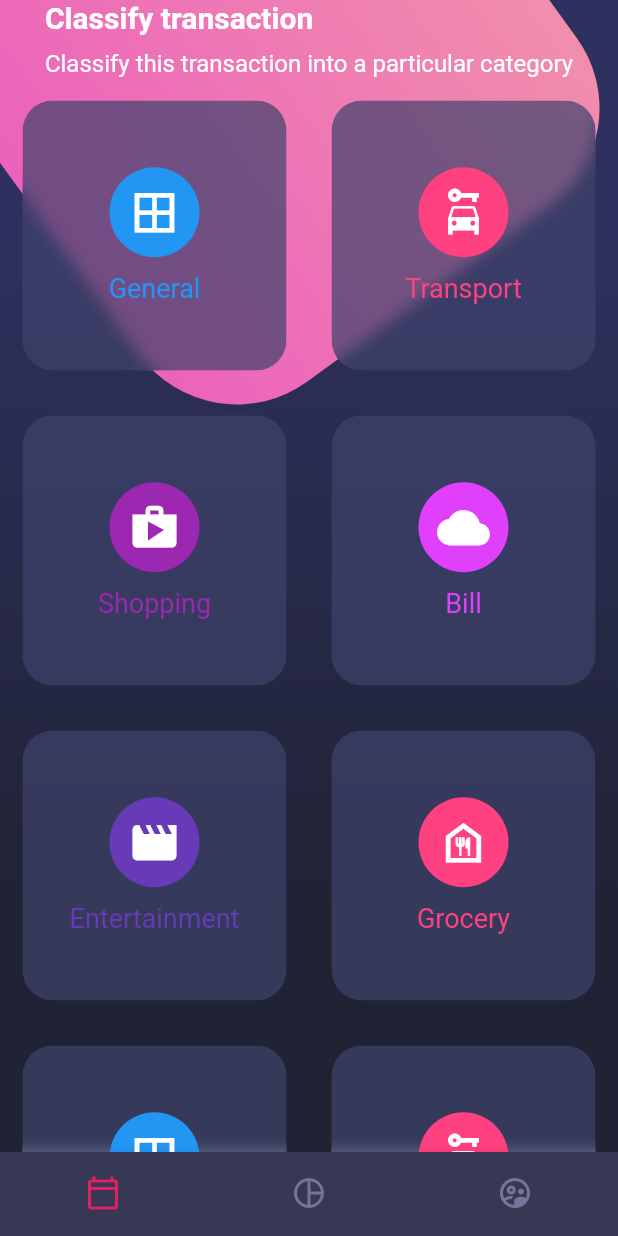
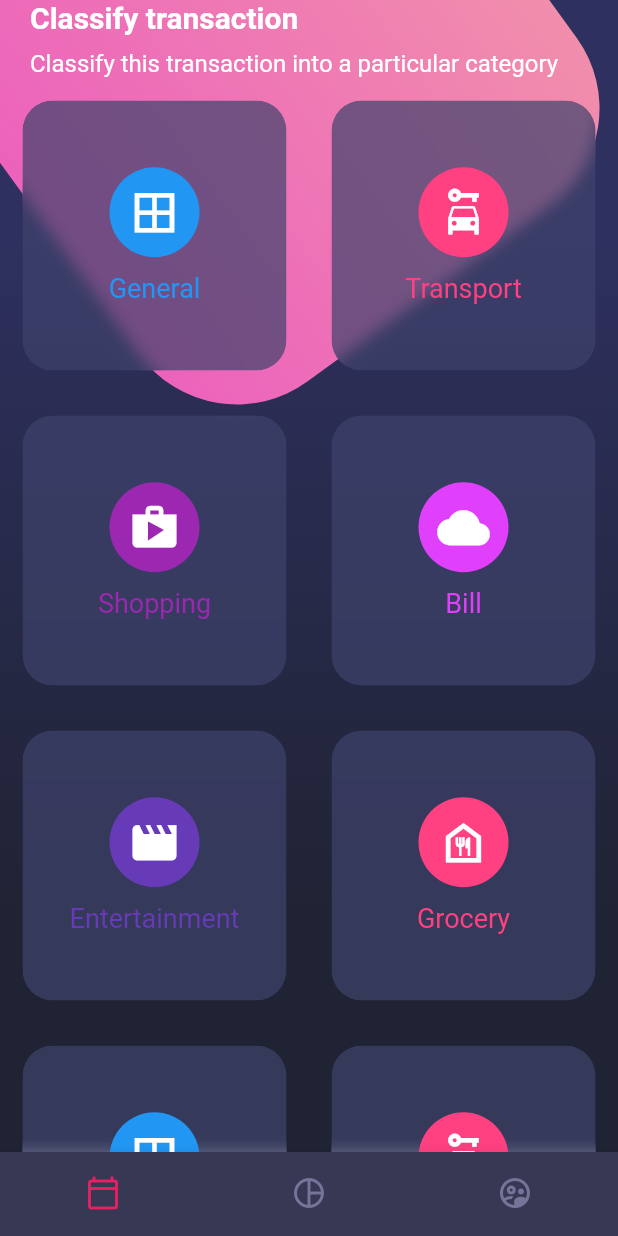
Before and after one commit to iKurito/fl_disenos, a Flutter app: the screen it shows after launch, on a phone screen of 412 x 824 dp. Run offline on Flutter 3.47's test engine with Material 2 defaults, Android fonts, the phone set to English and light mode, and no system bars.

Commit message:
minor fixes

```diff
--- a/lib/src/screens/home_screen.dart
+++ b/lib/src/screens/home_screen.dart
@@ -32,10 +32,9 @@ class _HomeBody extends StatelessWidget {
   Widget build(BuildContext context) {
     return SingleChildScrollView(
       child: Column(
-        children: const [
-          // Titulos
+        crossAxisAlignment: CrossAxisAlignment.start,
+        children:  const [
           PageTitle(),
-          // Card Table
           CardTable()
         ],
       )
```
